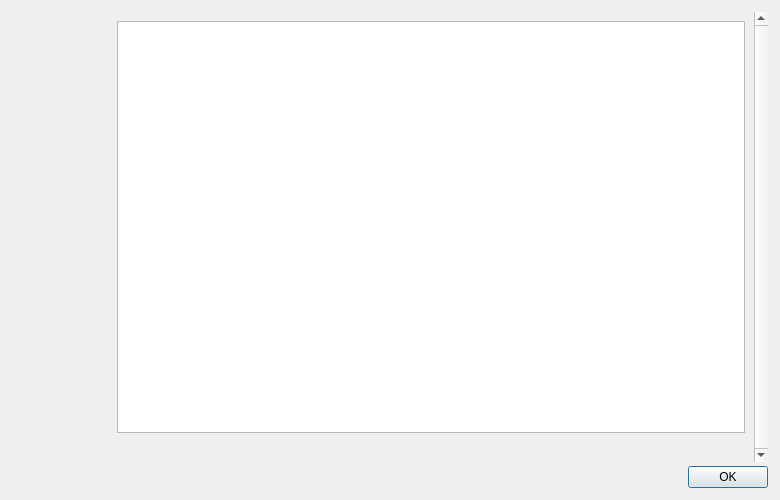
zocteam/zeroonecoin, file src/qt/forms/helpmessagedialog.ui: the form before one commit.
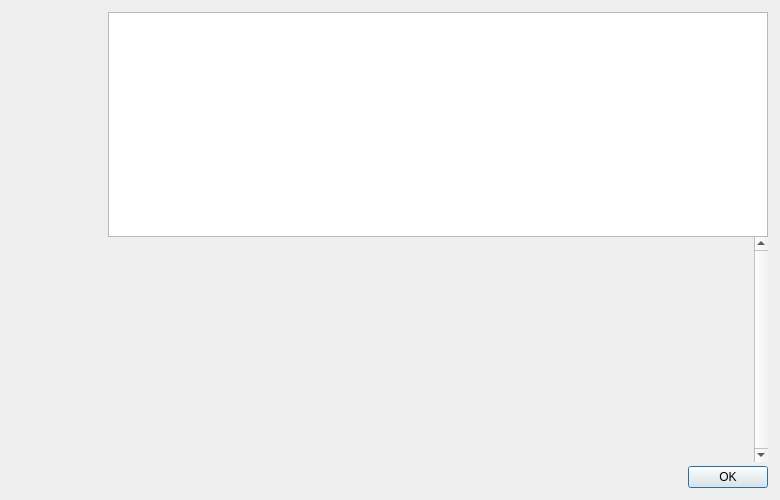
The form after the commit. Icons and pictures are not drawn.

Commit message:
cmdline helpmsg
I guess this change will correct helpmsg for menu Help->Command-line options

```diff
--- a/src/qt/forms/helpmessagedialog.ui
+++ b/src/qt/forms/helpmessagedialog.ui
@@ -99,6 +99,13 @@
    </item>
    <item>
     <layout class="QVBoxLayout" name="verticalLayout">
+     <item>
+      <widget class="QTextEdit" name="helpMessage">
+       <property name="readOnly">
+        <bool>true</bool>
+       </property>
+      </widget>
+     </item>     
      <item>
       <widget class="QScrollArea" name="scrollArea">
        <property name="frameShape">
@@ -120,13 +127,6 @@
          </rect>
         </property>
         <layout class="QVBoxLayout" name="verticalLayout_2">
-         <item>
-          <widget class="QTextEdit" name="helpMessage">
-           <property name="readOnly">
-            <bool>true</bool>
-           </property>
-          </widget>
-         </item>
          <item>
           <widget class="QLabel" name="aboutMessage">
            <property name="cursor">
```
